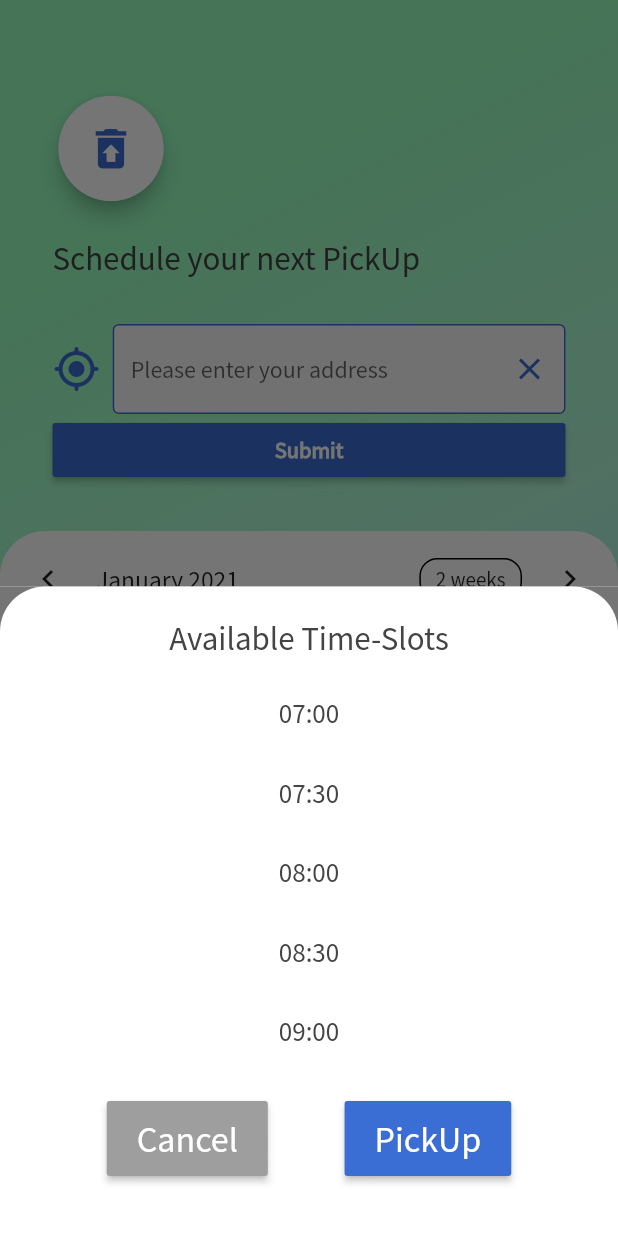
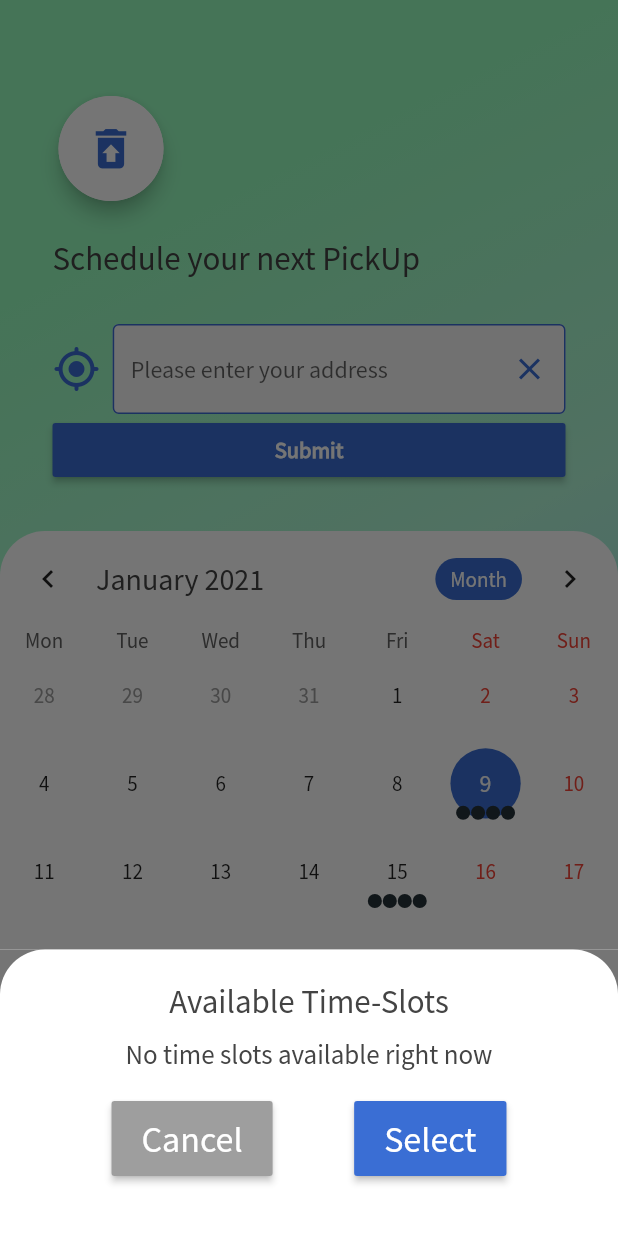
Before and after one commit to EricSchrappe/garbagecan, a Flutter app: the CalendarScreen screen opened by its route, after a tap on the "list" icon, on a phone screen of 412 x 824 dp. Run offline on Flutter 3.47's test engine with Material 2 defaults, Android fonts, the phone set to English and light mode, and no system bars; drawn by our look-alikes of table_calendar; our stand-ins replace geolocator; missing offline and left inert: geocoder.

Commit message:
Updated the calendar

```diff
--- a/lib/components/date_tile_view.dart
+++ b/lib/components/date_tile_view.dart
@@ -4,6 +4,10 @@ import 'package:garbagecan/model/date_slots_data.dart';
 import 'package:provider/provider.dart';
 
 class DateListTileView extends StatelessWidget {
+  final selectedDate;
+
+  DateListTileView({this.selectedDate});
+
   @override
   Widget build(BuildContext context) {
     return Consumer<DateSlotsData>(
@@ -12,7 +16,7 @@ class DateListTileView extends StatelessWidget {
           shrinkWrap: true,
           padding: EdgeInsets.zero,
           itemBuilder: (context, index) {
-            final dateSlot = dateSlotsData.dateSlots[index];
+            final dateSlot = dateSlotsData.dateSlots[selectedDate][index];
             return DateTile(
               dateText: dateSlot.dateText,
               isSelected: dateSlot.isSelected,
@@ -21,7 +25,7 @@ class DateListTileView extends StatelessWidget {
               },
             );
           },
-          itemCount: dateSlotsData.dateSlots.length,
+          itemCount: dateSlotsData.dateSlots[selectedDate].length,
         );
       },
     );
--- a/lib/model/date_slots_data.dart
+++ b/lib/model/date_slots_data.dart
@@ -1,19 +1,29 @@
 import 'package:garbagecan/model/date_slots.dart';
 import 'dart:collection';
 import 'package:flutter/foundation.dart';
+import 'package:intl/intl.dart';
 
 class DateSlotsData extends ChangeNotifier {
   // TODO: Update to data from API
-  List<DateSlots> _dateSlots = [
-    DateSlots(dateText: '07:00'),
-    DateSlots(dateText: '07:30'),
-    DateSlots(dateText: '08:00'),
-    DateSlots(dateText: '08:30'),
-    DateSlots(dateText: '09:00'),
-  ];
+  Map<DateTime, List<DateSlots>> _dateSlots = {
+    DateTime.parse(DateFormat('yyyy-MM-dd').format(DateTime(2021, 1, 9))): [
+      DateSlots(dateText: '07:00'),
+      DateSlots(dateText: '07:30'),
+      DateSlots(dateText: '08:00'),
+      DateSlots(dateText: '08:30'),
+      DateSlots(dateText: '09:00'),
+    ],
+    DateTime.parse(DateFormat('yyyy-MM-dd').format(DateTime(2021, 1, 15))): [
+      DateSlots(dateText: '07:00'),
+      DateSlots(dateText: '07:30'),
+      DateSlots(dateText: '08:00'),
+      DateSlots(dateText: '08:30'),
+      DateSlots(dateText: '09:00'),
+    ]
+  };
 
-  UnmodifiableListView get dateSlots {
-    return UnmodifiableListView(_dateSlots);
+  dynamic get dateSlots {
+    return _dateSlots;
   }
 
   void selectDateSlot(DateSlots slot) {
--- a/lib/screens/calendar_screen.dart
+++ b/lib/screens/calendar_screen.dart
@@ -1,9 +1,10 @@
 import 'package:flutter/material.dart';
+import 'package:garbagecan/model/date_slots_data.dart';
 import 'package:garbagecan/services/location_data.dart';
 import 'package:table_calendar/table_calendar.dart';
 import 'select_pickup_screen.dart';
+import 'package:intl/intl.dart';
 import 'package:provider/provider.dart';
-import 'package:garbagecan/model/date_slots_data.dart';
 
 class CalendarScreen extends StatefulWidget {
   @override
@@ -16,6 +17,7 @@ class _CalendarScreenState extends State<CalendarScreen> {
 
   String addressText = 'Please enter your address';
   LocationData location = LocationData();
+  DateTime selectedDate;
 
   @override
   void initState() {
@@ -61,7 +63,9 @@ class _CalendarScreenState extends State<CalendarScreen> {
                 child: Container(
                   padding: EdgeInsets.only(
                       bottom: MediaQuery.of(context).viewInsets.bottom),
-                  child: SelectPickUpScreen(),
+                  child: SelectPickUpScreen(
+                    selectedDate: selectedDate,
+                  ),
                 ),
               ),
             );
@@ -185,7 +189,33 @@ class _CalendarScreenState extends State<CalendarScreen> {
                   ),
                 ),
                 child: TableCalendar(
+                  events: Provider.of<DateSlotsData>(context).dateSlots,
                   calendarController: _calendarController,
+                  calendarStyle: CalendarStyle(
+                    selectedColor: Color(0xFF3A6ED4),
+                    todayColor: Color(0xB33A6ED4),
+                  ),
+                  headerStyle: HeaderStyle(
+                    titleTextStyle: TextStyle(
+                      fontSize: 20.0,
+                      color: Color(0xFF444444),
+                    ),
+                    formatButtonShowsNext: false,
+                    formatButtonDecoration: BoxDecoration(
+                      color: Color(0xFF3A6ED4),
+                      borderRadius: BorderRadius.circular(20.0),
+                    ),
+                    formatButtonTextStyle: TextStyle(
+                      color: Colors.white,
+                    ),
+                    formatButtonPadding:
+                        EdgeInsets.symmetric(horizontal: 10.0, vertical: 5.0),
+                  ),
+                  startingDayOfWeek: StartingDayOfWeek.monday,
+                  onDaySelected: (day, events, holidays) {
+                    selectedDate =
+                        DateTime.parse(DateFormat('yyyy-MM-dd').format(day));
+                  },
                 ),
               ),
             ),
--- a/lib/screens/select_pickup_screen.dart
+++ b/lib/screens/select_pickup_screen.dart
@@ -1,7 +1,13 @@
 import 'package:flutter/material.dart';
 import 'package:garbagecan/components/date_tile_view.dart';
+import 'package:garbagecan/model/date_slots_data.dart';
+import 'package:provider/provider.dart';
 
 class SelectPickUpScreen extends StatefulWidget {
+  final selectedDate;
+
+  SelectPickUpScreen({this.selectedDate});
+
   @override
   _SelectPickUpScreenState createState() => _SelectPickUpScreenState();
 }
@@ -29,7 +35,16 @@ class _SelectPickUpScreenState extends State<SelectPickUpScreen> {
             SizedBox(
               height: 10.0,
             ),
-            DateListTileView(),
+            Provider.of<DateSlotsData>(context)
+                        .dateSlots[widget.selectedDate] ==
+                    null
+                ? Text(
+                    'No time slots available right now',
+                    style: TextStyle(color: Color(0xFF444444), fontSize: 18.0),
+                  )
+                : DateListTileView(
+                    selectedDate: widget.selectedDate,
+                  ),
             Padding(
               padding: EdgeInsets.symmetric(vertical: 20.0),
               child: Row(
@@ -51,11 +66,13 @@ class _SelectPickUpScreenState extends State<SelectPickUpScreen> {
                       padding: EdgeInsets.symmetric(
                           horizontal: 20.0, vertical: 10.0),
                       child: Text(
-                        'PickUp',
+                        'Select',
                         style: TextStyle(color: Colors.white, fontSize: 24.0),
                       ),
                       color: Color(0xFF3A6ED4),
-                      onPressed: () {})
+                      onPressed: () {
+                        Navigator.pushNamed(context, '/contact');
+                      })
                 ],
               ),
             )
--- a/pubspec.yaml
+++ b/pubspec.yaml
@@ -20,6 +20,7 @@ dependencies:
   geocoder: ^0.2.1
   table_calendar: ^2.3.3
   provider: ^4.3.2+3
+  intl: ^0.16.1
 
 
 
```
Also changed, not shown: lib/main.dart (+8 -2 lines), lib/screens/contact_details_screen.dart (added, +82 -0 lines), pubspec.lock.
